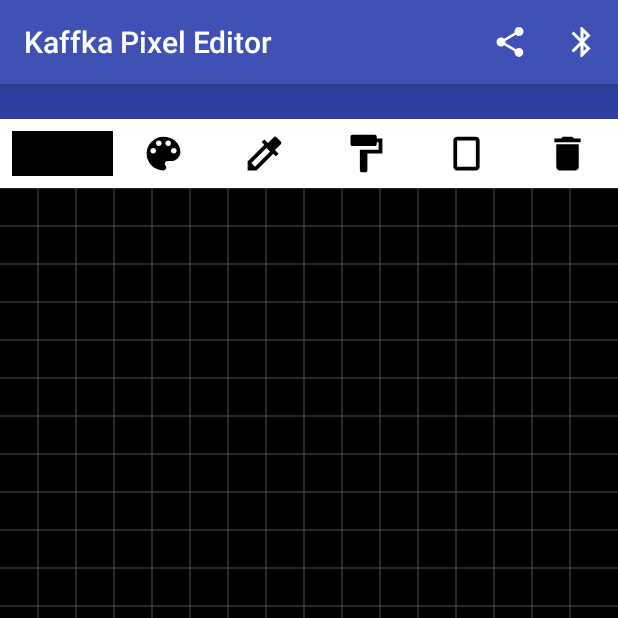
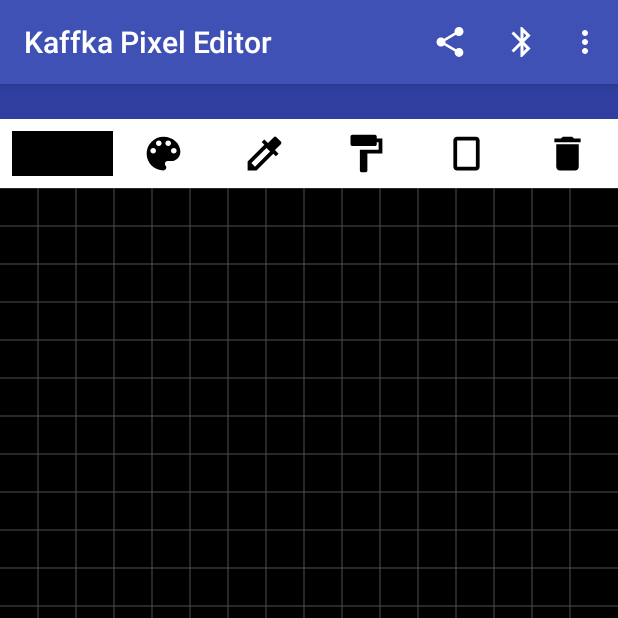
Before and after one commit to gkaffka/arduinoledpanel, an Android app: the screen it shows after launch (FullscreenActivity), on a phone screen of 412 x 824 dp, the top half of it. Run offline under Robolectric (Android 15) with nearby library versions, the phone set to English and light mode, and no system bars; libraries missing offline, so code that uses them is left out: com.jrummyapps.android.

Commit message:
Adds demo mode with mario, toad and star code

```diff
--- a/app/src/main/res/menu/main_menu.xml
+++ b/app/src/main/res/menu/main_menu.xml
@@ -4,14 +4,21 @@
     <item
         android:id="@+id/action_share"
         android:checked="true"
+        android:icon="@drawable/ic_share"
         android:title="share"
-        android:icon="@drawable/ic_share"
-        app:showAsAction="always" />
+        app:showAsAction="always"/>
 
     <item
         android:id="@+id/action_send_bluetooth"
         android:checked="true"
+        android:icon="@drawable/ic_bluetooth"
         android:title="share"
+        app:showAsAction="always"/>
+
+    <item
+        android:id="@+id/action_run_demo"
+        android:checked="true"
         android:icon="@drawable/ic_bluetooth"
-        app:showAsAction="always" />
+        android:title="Demo"
+        app:showAsAction="never"/>
 </menu>
--- a/build.gradle
+++ b/build.gradle
@@ -5,7 +5,7 @@ buildscript {
         jcenter()
     }
     dependencies {
-        classpath 'com.android.tools.build:gradle:2.2.3'
+        classpath 'com.android.tools.build:gradle:2.3.0'
 
         // NOTE: Do not place your application dependencies here; they belong
         // in the individual module build.gradle files
```
Also changed, not shown: app/src/main/java/com/android/kaffka/arduinoledpainel/activities/FullscreenActivity.java (+7 -2 lines), gradle/wrapper/gradle-wrapper.properties, 1 other file.
